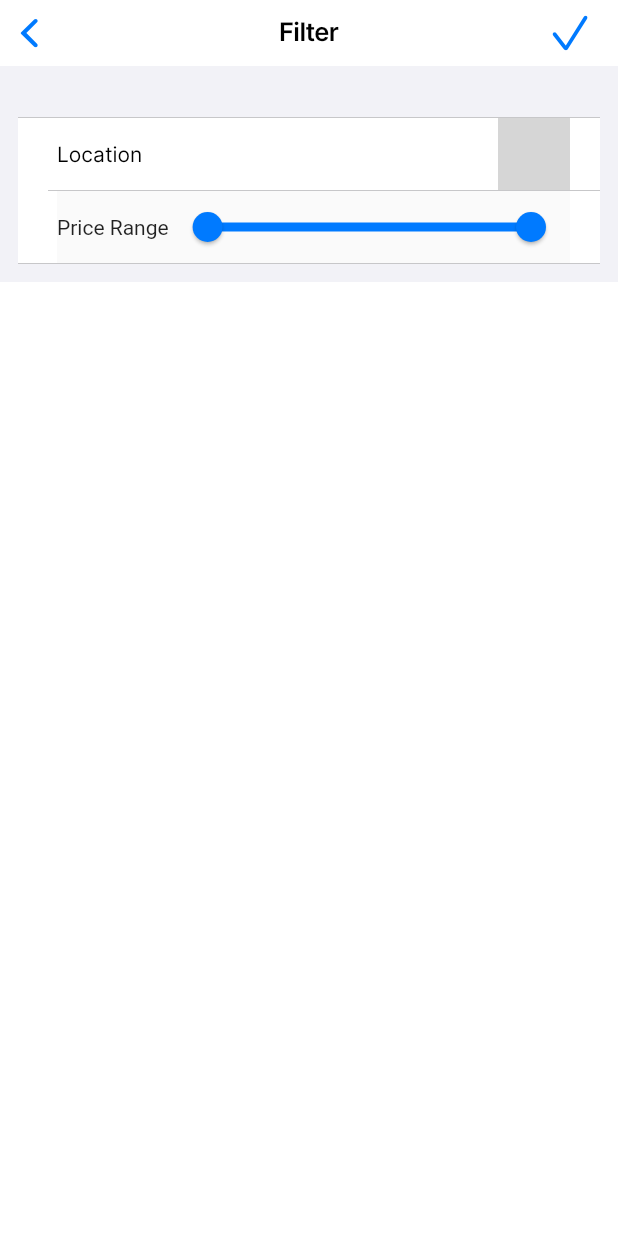
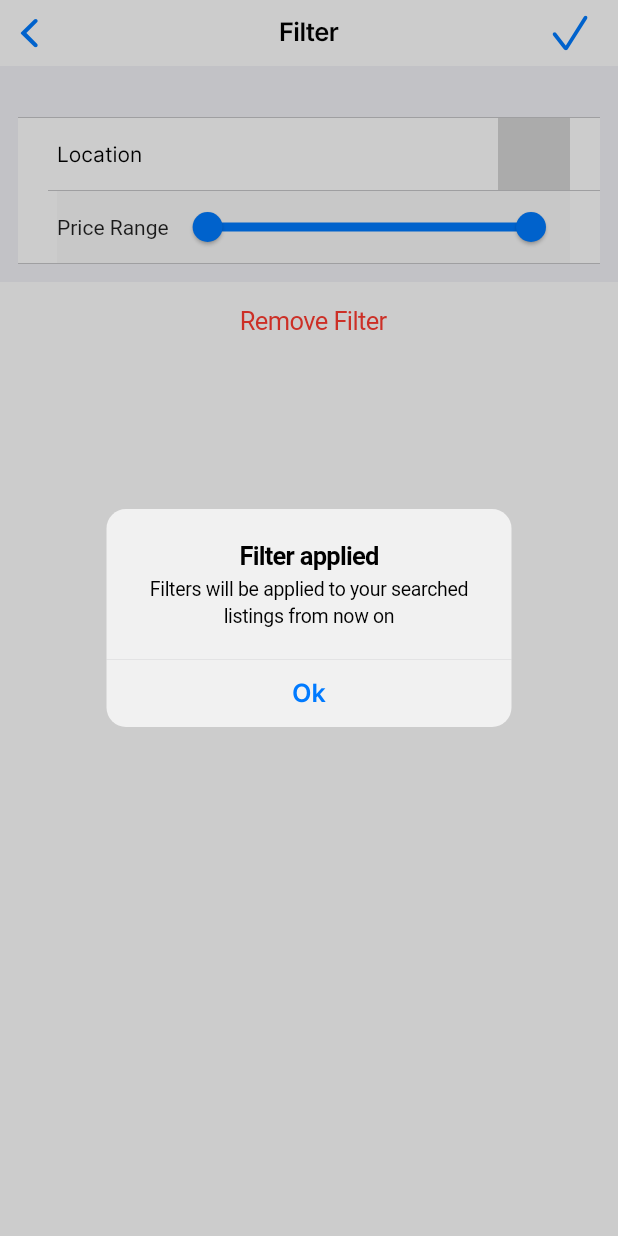
Before and after one commit to brendantwh/DropShare, a Flutter app: the FilterPage screen opened by its route, after a tap on an icon or button, on a phone screen of 412 x 824 dp. Run offline on Flutter 3.47's test engine with Material 2 defaults, Android fonts, the phone set to English and light mode, and no system bars; our stand-ins replace cloud_firestore, firebase_auth, firebase_core, firebase_storage, flutter_swiper_view, image_picker; missing offline and left inert: optimized_cached_image, pinch_zoom_image_last, pull_down_button, typesense; accounts and stored records are empty; statements that could not run were skipped; grey boxes are pictures that could not be loaded.

Commit message:
filter by price and location

```diff
--- a/lib/listings/create.dart
+++ b/lib/listings/create.dart
@@ -151,7 +151,6 @@ class _CreateState extends State<Create> {
 
                       void completer() async {
                         var urls = await uploadToStorageGetUrls(images);
-                        print(urls);
 
                         if (listing == null) {
                         Listing l = Listing(
@@ -184,7 +183,6 @@ class _CreateState extends State<Create> {
                       // also update listing image
                       void completer() async {
                       var urls = await uploadToStorageGetUrls(images);
-                      print(urls);
 
                       Listing l = listing as Listing;
                       l.update(
--- a/lib/main.dart
+++ b/lib/main.dart
@@ -82,7 +82,7 @@ class _MyAppState extends State<MyApp> {
             case 'typesenseConfig':
               return CupertinoPageRoute(builder: (_) => const TypesenseConfig(), settings: settings);
             case 'search':
-              return CupertinoPageRoute(builder: (_) => const SearchPage(), settings: settings);
+              return CupertinoPageRoute(builder: (context) => const SearchPage(), settings: settings);
             case 'filter':
               return CupertinoPageRoute(builder: (_) => const FilterPage(), settings: settings);
           }
--- a/lib/search/filterpage.dart
+++ b/lib/search/filterpage.dart
@@ -1,5 +1,4 @@
 import 'package:flutter/material.dart';
-
 import '../locations/location.dart';
 import 'package:flutter/cupertino.dart';
 import 'package:pull_down_button/pull_down_button.dart';
@@ -12,8 +11,6 @@ class FilterPage extends StatefulWidget {
 }
 
 class _FilterPageState extends State<FilterPage> {
-
-  //Store
 
   int _selectedLocation = 0;
 
@@ -31,12 +28,26 @@ class _FilterPageState extends State<FilterPage> {
     return CupertinoPageScaffold(
       navigationBar: CupertinoNavigationBar(
             middle: Text('Filter', style: TextStyle(fontFamily: CupertinoTheme.of(context).textTheme.textStyle.fontFamily)),
-            trailing: GestureDetector(
-              onTap: () {
-
-              },
-              child: const Icon(CupertinoIcons.checkmark),
-            ),
+            trailing: Wrap(spacing: 10, children: <Widget>[
+              GestureDetector(
+                onTap: () {
+                  showCupertinoDialog(context: context, builder: (context) {
+                    return CupertinoAlertDialog(
+                      title: const Text('Filter applied'),
+                      content: const Text('Filters will be applied to your searched listings from now on'),
+                      actions: <CupertinoDialogAction>[
+                        CupertinoDialogAction(
+                          isDefaultAction: true,
+                          onPressed: () {
+                            Navigator.pushNamedAndRemoveUntil(context, 'search', arguments: [_selectedLocation, values], ModalRoute.withName('listings'));
+                          },
+                          child: Text('Ok', style: TextStyle(fontFamily: CupertinoTheme.of(context).textTheme.textStyle.fontFamily)),
+                    )]);
+                  });
+                },
+                child: const Icon(CupertinoIcons.checkmark),
+              ),
+            ]),
       ),
       child: ListView(
         children: [
@@ -108,7 +119,28 @@ class _FilterPageState extends State<FilterPage> {
                       }))
                 ],))
               ),
-          ])
+          ]),
+          Container(
+            padding: const EdgeInsets.only(left: 26, right: 20),
+            child: CupertinoButton(
+              child: const Text('Remove Filter', style: TextStyle(color: CupertinoColors.destructiveRed),),
+              onPressed: () {
+                showCupertinoDialog(context: context, builder: (context) {
+                    return CupertinoAlertDialog(
+                      title: const Text('Filter removed'),
+                      content: const Text('Filters will not be applied to your searched listings from now on.'),
+                      actions: <CupertinoDialogAction>[
+                        CupertinoDialogAction(
+                          isDefaultAction: true,
+                          onPressed: () {
+                            Navigator.pushNamedAndRemoveUntil(context, 'search', ModalRoute.withName('listings'));
+                          },
+                          child: Text('Ok', style: TextStyle(fontFamily: CupertinoTheme.of(context).textTheme.textStyle.fontFamily)),
+                    )]);
+                  });
+              }
+            )
+          )
         ],
       )
     );
```
Also changed, not shown: lib/search/searchpage.dart (+25 -3 lines).
